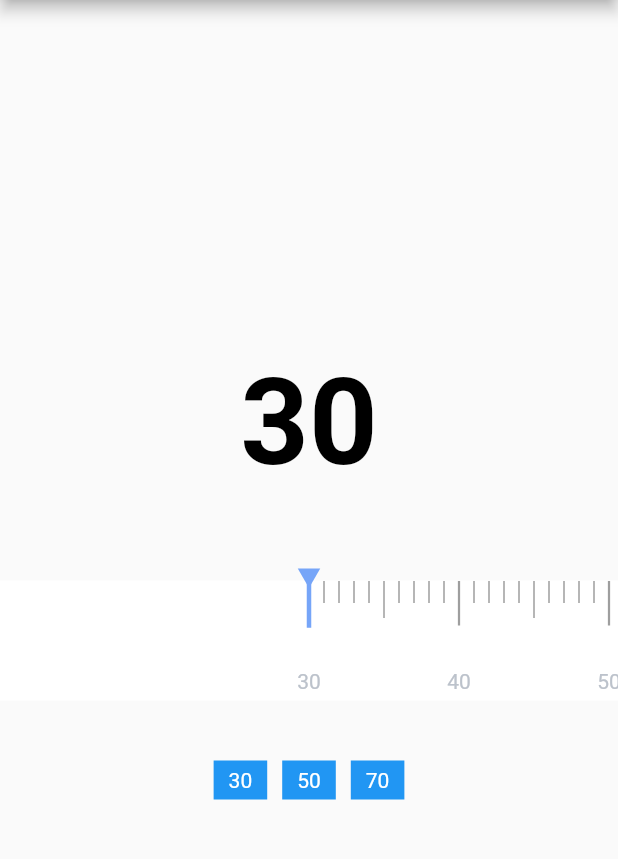
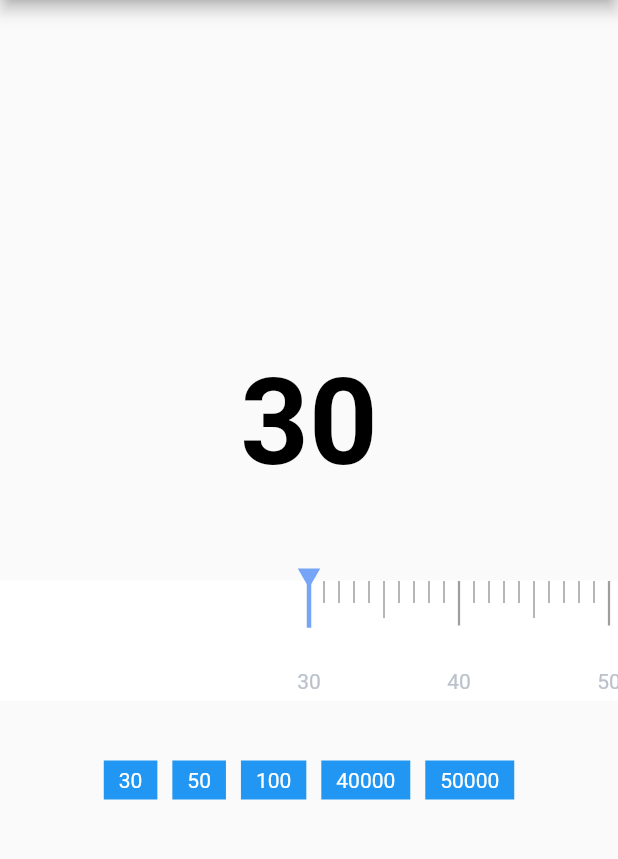
Before and after one commit to lazyee/flutter_ruler_picker, a Flutter app: the screen it shows after launch, after a tap on "30", on a phone screen of 412 x 824 dp, the part 84-943 px from its top. Run offline on Flutter 3.47's test engine with Material 2 defaults, Android fonts, the phone set to English and light mode, and no system bars.

Commit message:
修复大数字的时候卡死的问题

```diff
--- a/example/lib/main.dart
+++ b/example/lib/main.dart
@@ -23,13 +23,28 @@ class MyHomePage extends StatefulWidget {
   MyHomePage({Key? key, required this.title}) : super(key: key);
   final String title;
   @override
+  // _MyHomePageState2 createState() => _MyHomePageState2();
   _MyHomePageState createState() => _MyHomePageState();
+}
+
+class _MyHomePageState2 extends State<MyHomePage> {
+  @override
+  Widget build(BuildContext context) {
+    return Scaffold(
+        body: ListView.builder(
+            itemCount: 40000,
+            scrollDirection: Axis.horizontal,
+            itemBuilder: (context, index) {
+              return Padding(
+                  padding: EdgeInsets.all(100), child: Text("index:${index}"));
+            }));
+  }
 }
 
 class _MyHomePageState extends State<MyHomePage> {
   RulerPickerController? _rulerPickerController;
 
-  int currentValue = 50;
+  int currentValue = 40000;
 
   @override
   void initState() {
@@ -73,7 +88,7 @@ class _MyHomePageState extends State<MyHomePage> {
             RulerPicker(
               controller: _rulerPickerController!,
               beginValue: 30,
-              endValue: 100,
+              endValue: 50000,
               initValue: currentValue,
               scaleLineStyleList: [
                 ScaleLineStyle(
@@ -109,7 +124,11 @@ class _MyHomePageState extends State<MyHomePage> {
                 SizedBox(width: 10),
                 _buildBtn(50),
                 SizedBox(width: 10),
-                _buildBtn(70),
+                _buildBtn(100),
+                SizedBox(width: 10),
+                _buildBtn(40000),
+                SizedBox(width: 10),
+                _buildBtn(50000),
               ],
             ),
           ],
--- a/lib/flutter_ruler_picker.dart
+++ b/lib/flutter_ruler_picker.dart
@@ -111,6 +111,7 @@ class RulerPickerState extends State<RulerPicker> {
 
     double initValueOffset =
         (widget.initValue - widget.beginValue) * _ruleScaleInterval;
+
     scrollController = ScrollController(
         initialScrollOffset: initValueOffset > 0 ? initValueOffset : 0);
 
@@ -214,12 +215,7 @@ class RulerPickerState extends State<RulerPicker> {
   }
 
   Widget _buildRulerScale(BuildContext context, int index) {
-    // print('_buildRulerScale:$index');
-
     return Container(
-      margin: EdgeInsets.only(
-          left: isFirst(index) ? (widget.width - _ruleScaleInterval) / 2 : 0,
-          right: isLast(index) ? (widget.width - _ruleScaleInterval) / 2 : 0),
       width: _ruleScaleInterval,
       child: Stack(
         clipBehavior: Clip.none,
@@ -239,7 +235,7 @@ class RulerPickerState extends State<RulerPicker> {
                       style: widget.rulerScaleTextStyle,
                     ),
                   )
-                : Container(),
+                : SizedBox(),
           ),
         ],
       ),
@@ -275,6 +271,10 @@ class RulerPickerState extends State<RulerPicker> {
   @override
   Widget build(BuildContext context) {
     return Container(
+      margin: EdgeInsets.only(
+
+          // right: widget.width - _ruleScaleInterval
+          ),
       width: widget.width,
       height: widget.height + widget.rulerMarginTop,
       child: Stack(
@@ -305,6 +305,10 @@ class RulerPickerState extends State<RulerPicker> {
                         height: widget.height,
                         color: widget.rulerBackgroundColor,
                         child: ListView.builder(
+                          padding: EdgeInsets.only(
+                              left: (widget.width - _ruleScaleInterval) / 2,
+                              right: (widget.width - _ruleScaleInterval) / 2),
+                          itemExtent: _ruleScaleInterval,
                           itemCount: widget.endValue - widget.beginValue + 1,
                           controller: scrollController,
                           scrollDirection: Axis.horizontal,
@@ -335,6 +339,7 @@ class RulerPickerState extends State<RulerPicker> {
   void setPositionByValue(int value) {
     double targetValue = (value - widget.beginValue) * _ruleScaleInterval;
     if (targetValue < 0) targetValue = 0;
+
     scrollController.jumpTo(targetValue.toDouble());
   }
 }
--- a/pubspec.yaml
+++ b/pubspec.yaml
@@ -1,6 +1,6 @@
 name: flutter_ruler_picker
 description: ruler picker
-version: 1.0.2
+version: 1.0.3
 homepage: https://github.com/lazyee/flutter_ruler_picker.git
 
 environment:
```
Also changed, not shown: example/pubspec.lock, pubspec.lock, 5 other files.
